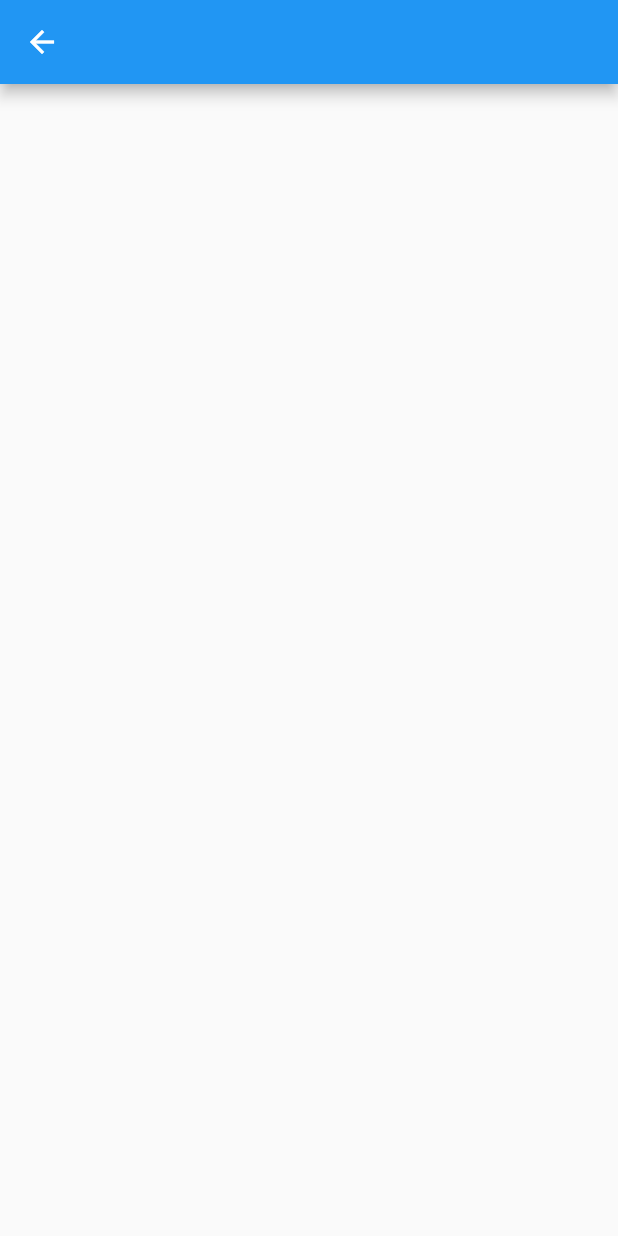
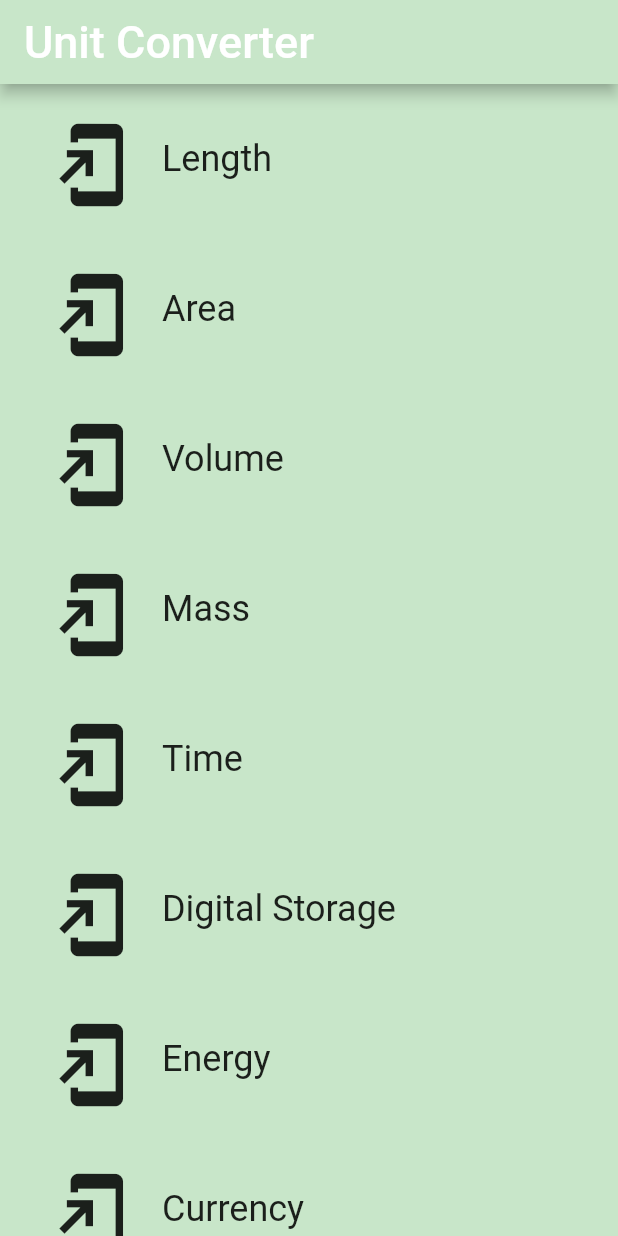
Before and after one commit to AlejoRMinetti/unit_converter_udacity, a Flutter app: the CategoryRoute screen opened directly, on a phone screen of 412 x 824 dp. Run offline on Flutter 3.47's test engine with Material 2 defaults, Android fonts, the light colour scheme and no system bars.

Commit message:
Added Category route

```diff
--- a/lib/category_route.dart
+++ b/lib/category_route.dart
@@ -3,8 +3,7 @@
 // found in the LICENSE file.
 
 import 'package:flutter/material.dart';
-
-// TODO: Check if we need to import anything
+import 'package:unit_converter_udacity/category.dart';
 
 // TODO: Define any constants
 
@@ -42,15 +41,29 @@ class CategoryRoute extends StatelessWidget {
 
   @override
   Widget build(BuildContext context) {
-    // TODO: Create a list of the eight Categories, using the names and colors
-    // from above. Use a placeholder icon, such as `Icons.cake` for each
-    // Category. We'll add custom icons later.
+    final listView = Container(
+        color: Colors.green.shade100,
+        child: ListView.builder(
+            itemCount: _categoryNames.length,
+            itemBuilder: (BuildContext context, int index) {
+              return Padding(
+                padding: const EdgeInsets.fromLTRB(8, 0, 8, 0),
+                child: Category(
+                    name: _categoryNames[index],
+                    color: _baseColors[index],
+                    iconLocation: Icons.add_to_home_screen_outlined),
+              );
+            }));
 
-    // TODO: Create a list view of the Categories
-    final listView = Container();
-
-    // TODO: Create an App Bar
-    final appBar = AppBar();
+    final appBar = AppBar(
+      backgroundColor: Colors.green.shade100,
+      title: Text(
+        'Unit Converter',
+        style: TextStyle(
+          fontSize: 30,
+        ),
+      ),
+    );
 
     return Scaffold(
       appBar: appBar,
--- a/lib/main.dart
+++ b/lib/main.dart
@@ -4,8 +4,7 @@
 
 // You can read about packages here: https://flutter.io/using-packages/
 import 'package:flutter/material.dart';
-
-// TODO: Import the CategoryRoute widget
+import 'package:unit_converter_udacity/category_route.dart';
 
 /// The function that is called when main.dart is run.
 void main() {
@@ -21,9 +20,7 @@ class UnitConverterApp extends StatelessWidget {
     return MaterialApp(
       debugShowCheckedModeBanner: false,
       title: 'Unit Converter',
-      // TODO: Instead of pointing to exactly 1 Category widget,
-      // our home should now point to an instance of the CategoryRoute widget.
-      home: Container(),
+      home: CategoryRoute(),
     );
   }
 }
```
